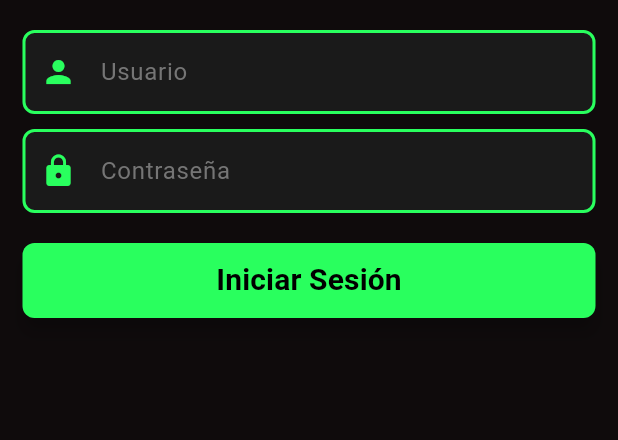
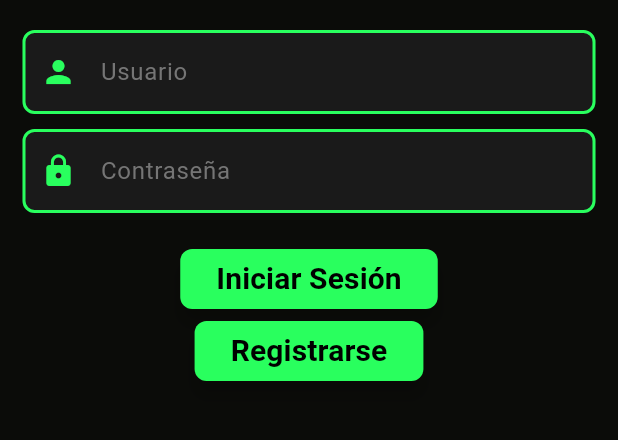
Before and after one commit to boombet-ar/boombet-app-frontend, a Flutter app: the screen it shows after launch, on a phone screen of 412 x 824 dp, the part 459-899 px from its top. Run offline on Flutter 3.47's test engine with Material 3 defaults, Android fonts, the phone set to English and light mode, and no system bars.

Commit message:
Creacion y ajuste de pages y appbar + limpieza de codigo.

```diff
--- a/lib/main.dart
+++ b/lib/main.dart
@@ -1,5 +1,4 @@
 import 'package:boombet_app/data/notifiers.dart';
-import 'package:boombet_app/views/pages/home_page.dart';
 import 'package:boombet_app/views/pages/login_page.dart';
 import 'package:flutter/material.dart';
 import 'package:flutter/services.dart';
@@ -21,7 +20,7 @@ class MyApp extends StatelessWidget {
           title: 'Flutter Demo',
           theme: ThemeData(
             colorScheme: .fromSeed(
-              seedColor: Colors.black12,
+              seedColor: const Color.fromARGB(31, 30, 255, 0),
               brightness: isLightMode ? Brightness.light : Brightness.dark,
             ),
           ),
@@ -41,22 +40,8 @@ class MyHomePage extends StatefulWidget {
 }
 
 class _MyHomePageState extends State<MyHomePage> {
-  int _counter = 0;
-
-  void _incrementCounter() {
-    setState(() {
-      _counter++;
-    });
-  }
-
   @override
   Widget build(BuildContext context) {
-    return SafeArea(child: LoginPage());
+    return const SafeArea(child: LoginPage());
   }
 }
-
-//Revisar distribucion de carpetas/archivos
-//WidgetTree()
-//Hacer diferentes vistas. La de Login (Este archivo) es la inicial
-//Link del curso para acceder mas rapido https://www.youtube.com/watch?v=3kaGC_DrUnw
-//Reveer ValueListenableBuilder para manejo de estados
--- a/lib/views/pages/home_page.dart
+++ b/lib/views/pages/home_page.dart
@@ -8,7 +8,11 @@ class HomePage extends StatelessWidget {
   @override
   Widget build(BuildContext context) {
     return Scaffold(
-      appBar: MainAppBar(),
+      appBar: MainAppBar(
+        showSettings: true,
+        showLogo: true,
+        showProfileButton: true,
+      ),
       body: Center(
         child: Container(
           color: Colors.black38,
--- a/lib/views/pages/login_page.dart
+++ b/lib/views/pages/login_page.dart
@@ -1,3 +1,4 @@
+import 'package:boombet_app/views/pages/home_page.dart';
 import 'package:boombet_app/widgets/appbar_widget.dart';
 import 'package:flutter/material.dart';
 import 'package:flutter/services.dart';
@@ -33,7 +34,7 @@ class _LoginPageState extends State<LoginPage> {
     const borderRadius = 8.0;
 
     return Scaffold(
-      appBar: const MainAppBar(),
+      appBar: const MainAppBar(showSettings: false, showProfileButton: false),
       body: Container(
         color: Colors.black38,
         height: double.infinity,
@@ -106,10 +107,9 @@ class _LoginPageState extends State<LoginPage> {
               ),
               const SizedBox(height: 20),
 
-              SizedBox(
-                width: double.infinity,
-                height: 50,
-                child: ElevatedButton(
+              Column(
+                children: [
+                  ElevatedButton(
                     style: ElevatedButton.styleFrom(
                       backgroundColor: greenColor,
                       shape: RoundedRectangleBorder(
@@ -118,13 +118,14 @@ class _LoginPageState extends State<LoginPage> {
                       elevation: 5,
                     ),
                     onPressed: () {
-                    ScaffoldMessenger.of(context).showSnackBar(
-                      const SnackBar(
-                        content: Text('Iniciando sesión...'),
-                        duration: Duration(seconds: 2),
+                      Navigator.push(
+                        context,
+                        MaterialPageRoute(
+                          builder: (context) => const HomePage(),
                         ),
                       );
                     },
+
                     child: const Text(
                       'Iniciar Sesión',
                       style: TextStyle(
@@ -134,6 +135,32 @@ class _LoginPageState extends State<LoginPage> {
                       ),
                     ),
                   ),
+                  ElevatedButton(
+                    style: ElevatedButton.styleFrom(
+                      backgroundColor: greenColor,
+                      shape: RoundedRectangleBorder(
+                        borderRadius: BorderRadius.circular(borderRadius),
+                      ),
+                      elevation: 5,
+                    ),
+                    onPressed: () {
+                      //   ScaffoldMessenger.of(context).showSnackBar(
+                      //     const SnackBar(
+                      //       content: Text('Iniciando sesión...'),
+                      //       duration: Duration(seconds: 2),
+                      //     ),
+                      //   );
+                    },
+                    child: const Text(
+                      'Registrarse',
+                      style: TextStyle(
+                        fontSize: 20,
+                        fontWeight: FontWeight.bold,
+                        color: Colors.black,
+                      ),
+                    ),
+                  ),
+                ],
               ),
             ],
           ),
--- a/lib/widgets/appbar_widget.dart
+++ b/lib/widgets/appbar_widget.dart
@@ -1,11 +1,24 @@
 import 'package:boombet_app/data/notifiers.dart';
+import 'package:boombet_app/views/pages/profile_page.dart';
+import 'package:boombet_app/views/pages/settings_page.dart';
 import 'package:flutter/material.dart';
 import 'package:flutter/services.dart';
 
 class MainAppBar extends StatelessWidget implements PreferredSizeWidget {
   final String? title;
+  final bool showSettings;
+  final bool showLogo;
+  final bool showBackButton;
+  final bool showProfileButton;
 
-  const MainAppBar({super.key, this.title});
+  const MainAppBar({
+    super.key,
+    this.title,
+    this.showSettings = false,
+    this.showLogo = false,
+    this.showBackButton = false,
+    this.showProfileButton = false,
+  });
 
   @override
   Size get preferredSize => const Size.fromHeight(kToolbarHeight);
@@ -15,14 +28,25 @@ class MainAppBar extends StatelessWidget implements PreferredSizeWidget {
     const greenColor = Color.fromARGB(255, 41, 255, 94);
 
     return AppBar(
-      title: title != null ? Text(title!) : null,
       systemOverlayStyle: SystemUiOverlayStyle.light,
       backgroundColor: Colors.black38,
+      title: showLogo
+          ? Center(
+              child: Image.asset('assets/images/boombetlogo.png', height: 80),
+            )
+          : (title != null ? Text(title!) : null),
       leading: IconButton(
-        icon: const Icon(Icons.exit_to_app, color: greenColor),
-        tooltip: 'Salir',
+        icon: Icon(
+          showBackButton ? Icons.arrow_back : Icons.exit_to_app,
+          color: greenColor,
+        ),
+        tooltip: showBackButton ? 'Volver' : 'Salir',
         onPressed: () {
-          SystemNavigator.pop();
+          if (showBackButton) {
+            Navigator.of(context).pop();
+          } else {
+            SystemNavigator.pop();
+          }
         },
       ),
       actions: [
@@ -41,6 +65,36 @@ class MainAppBar extends StatelessWidget implements PreferredSizeWidget {
             isLightModeNotifier.value = !isLightModeNotifier.value;
           },
         ),
+        if (showSettings)
+          IconButton(
+            icon: const Icon(Icons.settings, color: greenColor),
+            tooltip: 'Configuración',
+            onPressed: () {
+              Navigator.push(
+                context,
+                MaterialPageRoute(
+                  builder: (context) {
+                    return SettingsPage();
+                  },
+                ),
+              );
+            },
+          ),
+        if (showProfileButton)
+          IconButton(
+            icon: const Icon(Icons.person, color: greenColor),
+            tooltip: "Perfil",
+            onPressed: () {
+              Navigator.push(
+                context,
+                MaterialPageRoute(
+                  builder: (context) {
+                    return ProfilePage();
+                  },
+                ),
+              );
+            },
+          ),
       ],
     );
   }
```
Also changed, not shown: lib/views/pages/profile_page.dart (added, +23 -0 lines), lib/views/pages/settings_page.dart (added, +122 -0 lines). Lines whose indentation alone changed are shown as unchanged.
